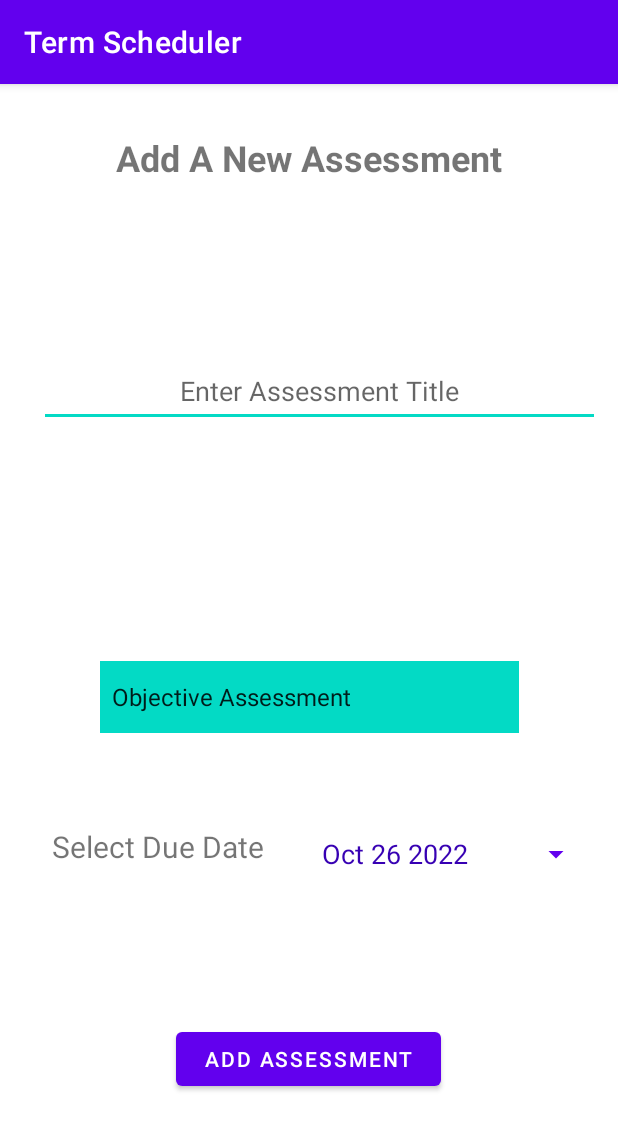
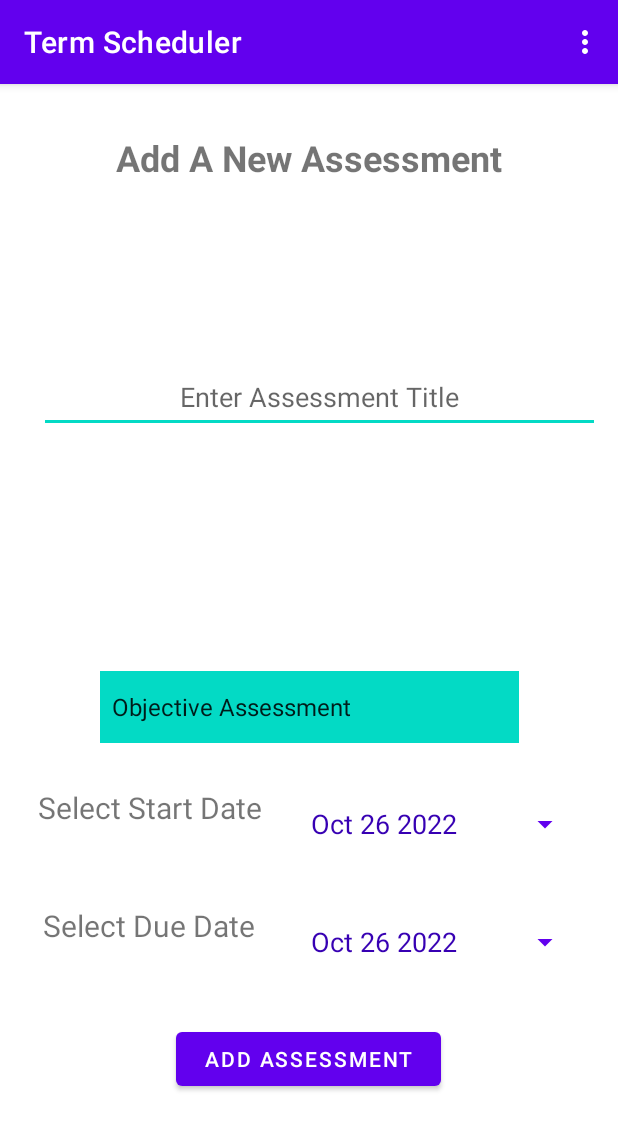
Before and after one commit to evilqueen599/C196MobileAppDevelopment, an Android app: the AddAssessment screen opened directly, with no data from a screen before it, on a phone screen of 412 x 824 dp. Shown: the top 1130 px of the screen. Run offline under Robolectric (Android 15) with nearby library versions, the phone set to English and light mode, and no system bars; our stand-ins replace Room's generated code.

```diff
--- a/app/src/main/java/com/example/c196aloufi/Adapters/AssessmentAdapter.java
+++ b/app/src/main/java/com/example/c196aloufi/Adapters/AssessmentAdapter.java
@@ -31,11 +31,13 @@ public class AssessmentAdapter extends RecyclerView.Adapter<AssessmentAdapter.As
         private final TextView assessmentTitleTxt;
         private final TextView assessmentTypeTxt;
         private final TextView dueDateTxt;
+        private final TextView startDateTxt;
 
         public AssessmentViewHolder(View courseView) {
             super(courseView);
             assessmentTitleTxt = courseView.findViewById(R.id.assessmentTitleTxt);
             assessmentTypeTxt = courseView.findViewById(R.id.assessmentTypeTxt);
+            startDateTxt = courseView.findViewById(R.id.startTxt);
             dueDateTxt = courseView.findViewById(R.id.dueDateTxt);
 
 
@@ -48,6 +50,7 @@ public class AssessmentAdapter extends RecyclerView.Adapter<AssessmentAdapter.As
                     intent.putExtra("assessmentId", current.getAssessmentId());
                     intent.putExtra("assessmentTitle", current.getAssessmentTitle());
                     intent.putExtra("assessmentType", current.getAssessmentType());
+                    intent.putExtra("startDate", current.getStartDate());
                     intent.putExtra("endDate", current.getEndDate());
                     intent.putExtra("courseId", current.getCourseId());
                     context.startActivity(intent);
@@ -80,6 +83,8 @@ public class AssessmentAdapter extends RecyclerView.Adapter<AssessmentAdapter.As
             holder.assessmentTitleTxt.setText(name);
             String type =current.getAssessmentType();
             holder.assessmentTypeTxt.setText(type);
+            String start = current.getStartDate();
+            holder.startDateTxt.setText(start);
             String dueDate = current.getEndDate();
             holder.dueDateTxt.setText((dueDate));
         } else {
--- a/app/src/main/java/com/example/c196aloufi/Database/AppDatabase.java
+++ b/app/src/main/java/com/example/c196aloufi/Database/AppDatabase.java
@@ -18,7 +18,7 @@ import com.example.c196aloufi.Model.Terms;
 
 import java.time.LocalDate;
 
-@Database(entities={Terms.class, Assessments.class, Courses.class}, version = 16, exportSchema = false)
+@Database(entities={Terms.class, Assessments.class, Courses.class}, version = 22, exportSchema = false)
 public abstract class AppDatabase extends RoomDatabase {
 
     public abstract TermDAO termDAO();
--- a/app/src/main/java/com/example/c196aloufi/UserInterface/AddAssessment.java
+++ b/app/src/main/java/com/example/c196aloufi/UserInterface/AddAssessment.java
@@ -1,59 +1,69 @@
 package com.example.c196aloufi.UserInterface;
 
+import android.app.AlarmManager;
 import android.app.AlertDialog;
 import android.app.DatePickerDialog;
-import android.app.Person;
+import android.app.PendingIntent;
+import android.content.Context;
 import android.content.Intent;
-import android.database.sqlite.SQLiteCursor;
+import android.os.Build;
 import android.os.Bundle;
+import android.view.Menu;
+import android.view.MenuItem;
 import android.view.View;
-import android.widget.AdapterView;
 import android.widget.ArrayAdapter;
 import android.widget.Button;
 import android.widget.EditText;
-import android.widget.RadioButton;
-import android.widget.RadioGroup;
 import android.widget.Spinner;
-import android.widget.SpinnerAdapter;
 import android.widget.Toast;
 
+import androidx.annotation.RequiresApi;
 import androidx.appcompat.app.AppCompatActivity;
 
-import com.example.c196aloufi.Adapters.AssessmentAdapter;
-import com.example.c196aloufi.Adapters.MainScreenAssessmentAdapter;
 import com.example.c196aloufi.Database.AppRepo;
 import com.example.c196aloufi.Model.Assessments;
 import com.example.c196aloufi.R;
+import com.example.c196aloufi.myBroadcastReceiver;
 
+import java.text.ParseException;
+import java.text.SimpleDateFormat;
 import java.util.Calendar;
-import java.util.ResourceBundle;
+import java.util.Date;
+import java.util.Locale;
 
 public class AddAssessment extends AppCompatActivity {
         private DatePickerDialog datePickerDialog;
+        private DatePickerDialog startPickerDialog;
         Integer assessmentId;
         Integer editCourseId;
         String assessmentName;
         String editAssessmentName;
         String editAssessmentType;
+        String editStartDate;
         String editEndDate;
+        String startDate;
         String endDate;
         String assessmentType;
         Spinner assessmentTypeSelect;
         EditText assessNameTxt;
         Button endAssessPickerBtn;
+        Button startAssessPickerBtn;
         Button addAssessmentBtn;
         AppRepo appRepo;
         Assessments assessments;
+
 
 
         @Override
         protected void onCreate(Bundle savedInstanceState) {
                 super.onCreate(savedInstanceState);
                 setContentView(R.layout.activity_add_assessment);
+                getSupportActionBar().setDisplayShowHomeEnabled(true);
                 appRepo = new AppRepo(getApplication());
                 assessmentId = getIntent().getIntExtra("assessmentId", -1);
                 editAssessmentName = getIntent().getStringExtra("assessmentTitle");
                 editAssessmentType = getIntent().getStringExtra("assessmentType");
+                editStartDate = getIntent().getStringExtra("startDate");
                 editEndDate = getIntent().getStringExtra("endDate");
                 editCourseId = getIntent().getIntExtra("courseId", -1);
                 if (assessmentId == -1) {
@@ -61,10 +71,13 @@ public class AddAssessment extends AppCompatActivity {
                 } else {
                         assessNameTxt = findViewById(R.id.assessNameTxt);
                         assessNameTxt.setText(editAssessmentName);
+                        startAssessPickerBtn = findViewById(R.id.startAssessPickerButton);
+                        startAssessPickerBtn.setText(editStartDate);
                         endAssessPickerBtn = findViewById(R.id.endAssessPickerButton);
                         endAssessPickerBtn.setText(editEndDate);
                         assessmentTypeSelect = findViewById(R.id.assessmentStatusBar);
                         initDatePicker();
+                        initStartPicker();
                         addNewAssessment();
                         ArrayAdapter<CharSequence> adapter = ArrayAdapter.createFromResource(this, R.array.assessmentSpinnerAdapter, android.R.layout.simple_spinner_item);
                         adapter.setDropDownViewResource(androidx.constraintlayout.widget.R.layout.support_simple_spinner_dropdown_item);
@@ -80,7 +93,10 @@ public class AddAssessment extends AppCompatActivity {
        private void setUpView() {
                 assessNameTxt =findViewById(R.id.assessNameTxt);
                 initDatePicker();
+                initStartPicker();
                 endAssessPickerBtn = findViewById(R.id.endAssessPickerButton);
+                startAssessPickerBtn = findViewById(R.id.startAssessPickerButton);
+                startAssessPickerBtn.setText(getTodaysDate());
                 endAssessPickerBtn.setText(getTodaysDate());
                 assessmentTypeSelect = findViewById(R.id.assessmentStatusBar);
                 assessmentType = String.valueOf(assessmentTypeSelect.getSelectedItem());
@@ -91,6 +107,7 @@ public class AddAssessment extends AppCompatActivity {
                 addAssessmentBtn = findViewById(R.id.addAssessmentBtn);
                 addAssessmentBtn.setOnClickListener(v -> {
                         assessmentName = assessNameTxt.getText().toString();
+                        startDate = startAssessPickerBtn.getText().toString();
                         endDate = endAssessPickerBtn.getText().toString();
                         assessmentType = assessmentTypeSelect.getSelectedItem().toString();
                         if (isNull()) {
@@ -98,13 +115,13 @@ public class AddAssessment extends AppCompatActivity {
                         }
                         if (assessmentId == -1) {
                                 int newAssessId = appRepo.getAllAssessments().get(appRepo.getAllAssessments().size() - 1).getAssessmentId() + 1;
-                                assessments = new Assessments(newAssessId, assessmentName, endDate, assessmentType, editCourseId);
+                                assessments = new Assessments(newAssessId, assessmentName, startDate, endDate, assessmentType, editCourseId);
                                 appRepo.insert(assessments);
                                 Toast.makeText(AddAssessment.this, "New Assessment Created.", Toast.LENGTH_SHORT).show();
                                 Intent intent = new Intent(AddAssessment.this, AssessmentsList.class);
                                 startActivity(intent);
                         } else {
-                                assessments = new Assessments(assessmentId, assessmentName, endDate, assessmentType, editCourseId);
+                                assessments = new Assessments(assessmentId, assessmentName, startDate, endDate, assessmentType, editCourseId);
                                 appRepo.update(assessments);
                                 Toast.makeText(AddAssessment.this, "Assessment has been updated.", Toast.LENGTH_SHORT).show();
                                 Intent intent = new Intent(AddAssessment.this, AssessmentsList.class);
@@ -118,14 +135,44 @@ public class AddAssessment extends AppCompatActivity {
                 if (assessNameTxt.getText().toString().isEmpty()) {
                         Toast.makeText(this, "The new assessment must have a name.", Toast.LENGTH_SHORT).show();
                         return true;
-                } else if (endDate == null) {
+                } else if (startDate == null) {
+                        Toast.makeText(this, "The new assessment must have a start date.", Toast.LENGTH_SHORT).show();
+                        return true;
+                }else if (endDate == null) {
                         Toast.makeText(this, "The new assessment must have a completion date.", Toast.LENGTH_SHORT).show();
                         return true;
-                } else if (assessmentType == null) {
+                }else if (assessmentType == null) {
                         Toast.makeText(this, "The new assessment must have a type.", Toast.LENGTH_SHORT).show();
                         return true;
                 } else return false;
         }
+
+        public boolean onCreateOptionsMenu(Menu menu) {
+                getMenuInflater().inflate(R.menu.assess_menu, menu);
+                return true;
+        }
+
+        public boolean onOptionsItemSelected(MenuItem menuItem) {
+                switch (menuItem.getItemId()) {
+                        case android.R.id.home:
+                                this.finish();
+                                return true;
+
+                        case R.id.homeScreen:
+                                Intent intent = new Intent(AddAssessment.this, mainScreen.class);
+                                startActivity(intent);
+                                return true;
+
+                        case R.id.assess_start_date_notification:
+
+
+                        case R.id.assess_due_date_notification:
+                                return true;
+
+                }
+                return super.onOptionsItemSelected(menuItem);
+        }
+
 
 
         private String getTodaysDate() {
@@ -149,6 +196,18 @@ public class AddAssessment extends AppCompatActivity {
                 int day = calendar.get(Calendar.DAY_OF_MONTH);
                 int style = AlertDialog.THEME_HOLO_DARK;
                 datePickerDialog = new DatePickerDialog(this, style, dateSetListener, year, month, day);
+        }
+        private void initStartPicker() {
+                DatePickerDialog.OnDateSetListener dateSetListener = (view, year, month, dayOfMonth) -> {
+                        String startDate = makeDateString(dayOfMonth, month, year);
+                        startAssessPickerBtn.setText(startDate);
+                };
+                Calendar calendar = Calendar.getInstance();
+                int year = calendar.get(Calendar.YEAR);
+                int month = calendar.get(Calendar.MONTH);
+                int day = calendar.get(Calendar.DAY_OF_MONTH);
+                int style = AlertDialog.THEME_HOLO_DARK;
+                startPickerDialog = new DatePickerDialog(this, style, dateSetListener, year, month, day);
         }
 
         private String makeDateString(int dayOfMonth, int month, int year) {
@@ -187,4 +246,7 @@ public class AddAssessment extends AppCompatActivity {
         public void openDueDate(View view) {
                 datePickerDialog.show();
         }
+        public void openStartDate(View view) {
+                startPickerDialog.show();
+        }
 }
--- /dev/null
+++ b/app/src/main/res/drawable/ic_baseline_crisis_alert_24.xml
@@ -0,0 +1,5 @@
+<vector android:height="24dp" android:tint="#370544"
+    android:viewportHeight="24" android:viewportWidth="24"
+    android:width="24dp" xmlns:android="http://schemas.android.com/apk/res/android">
+    <path android:fillColor="@android:color/white" android:pathData="M14.5,2.5c0,1.5 -1.5,6 -1.5,6h-2c0,0 -1.5,-4.5 -1.5,-6C9.5,1.12 10.62,0 12,0S14.5,1.12 14.5,2.5zM12,10c-1.1,0 -2,0.9 -2,2s0.9,2 2,2s2,-0.9 2,-2S13.1,10 12,10zM16.08,5.11c0.18,-0.75 0.33,-1.47 0.39,-2.06C19.75,4.69 22,8.08 22,12c0,5.52 -4.48,10 -10,10S2,17.52 2,12c0,-3.92 2.25,-7.31 5.53,-8.95C7.6,3.64 7.74,4.37 7.92,5.11C5.58,6.51 4,9.07 4,12c0,4.42 3.58,8 8,8s8,-3.58 8,-8C20,9.07 18.42,6.51 16.08,5.11zM18,12c0,3.31 -2.69,6 -6,6s-6,-2.69 -6,-6c0,-2 0.98,-3.77 2.48,-4.86c0.23,0.81 0.65,2.07 0.65,2.07C8.43,9.93 8,10.92 8,12c0,2.21 1.79,4 4,4s4,-1.79 4,-4c0,-1.08 -0.43,-2.07 -1.13,-2.79c0,0 0.41,-1.22 0.65,-2.07C17.02,8.23 18,10 18,12z"/>
+</vector>
--- a/app/src/main/res/layout/activity_add_assessment.xml
+++ b/app/src/main/res/layout/activity_add_assessment.xml
@@ -50,37 +50,57 @@
         style="?android:spinnerStyle"
         android:layout_width="196dp"
         android:layout_height="49dp"
-        android:layout_marginStart="9dp"
-        android:layout_marginTop="73dp"
-        android:layout_marginEnd="9dp"
-        android:layout_marginBottom="90dp"
         android:onClick="openDueDate"
         android:text="Jan 01 2022"
         android:textColor="@color/purple_700"
         android:textSize="18sp"
-        app:layout_constraintBottom_toTopOf="@+id/guidelineBottom"
+        app:layout_constraintBottom_toTopOf="@+id/addAssessmentBtn"
         app:layout_constraintEnd_toEndOf="@id/guidelineRight"
-        app:layout_constraintHorizontal_bias="1.0"
-        app:layout_constraintStart_toEndOf="@+id/guidelineLeft"
-        app:layout_constraintTop_toBottomOf="@+id/guidelineTop"
+        app:layout_constraintStart_toEndOf="@+id/dueDate"
+        app:layout_constraintTop_toBottomOf="@+id/startAssessPickerButton"
+        app:layout_constraintVertical_bias="0.763" />
+
+    <Button
+        android:id="@+id/startAssessPickerButton"
+        style="?android:spinnerStyle"
+        android:layout_width="196dp"
+        android:layout_height="49dp"
+        android:onClick="openStartDate"
+        android:text="Jan 01 2022"
+        android:textColor="@color/purple_700"
+        android:textSize="18sp"
+        app:layout_constraintBottom_toTopOf="@+id/endAssessPickerButton"
+        app:layout_constraintEnd_toEndOf="@id/guidelineRight"
+        app:layout_constraintStart_toEndOf="@+id/startTxt"
+        app:layout_constraintTop_toBottomOf="@+id/assessmentStatusBar"
         app:layout_constraintVertical_bias="0.763" />
 
     <TextView
         android:id="@+id/dueDate"
         android:layout_width="150dp"
         android:layout_height="50dp"
-        android:layout_marginStart="16dp"
-        android:layout_marginTop="82dp"
-        android:layout_marginEnd="1dp"
-        android:layout_marginBottom="112dp"
         android:text="Select Due Date"
         android:textAlignment="center"
         android:textSize="20sp"
-        app:layout_constraintBottom_toTopOf="@+id/guidelineBottom"
-        app:layout_constraintEnd_toStartOf="@+id/guidelineRight"
+        app:layout_constraintBottom_toTopOf="@+id/addAssessmentBtn"
+        app:layout_constraintEnd_toStartOf="@+id/endAssessPickerButton"
         app:layout_constraintHorizontal_bias="0.03"
         app:layout_constraintStart_toStartOf="@id/guidelineLeft"
-        app:layout_constraintTop_toBottomOf="@+id/guidelineTop"
+        app:layout_constraintTop_toBottomOf="@+id/startTxt"
+        app:layout_constraintVertical_bias="0.806" />
+
+    <TextView
+        android:id="@+id/startTxt"
+        android:layout_width="150dp"
+        android:layout_height="50dp"
+        android:text="Select Start Date"
+        android:textAlignment="center"
+        android:textSize="20sp"
+        app:layout_constraintBottom_toTopOf="@+id/dueDate"
+        app:layout_constraintEnd_toStartOf="@+id/startAssessPickerButton"
+        app:layout_constraintHorizontal_bias="0.03"
+        app:layout_constraintStart_toStartOf="@id/guidelineLeft"
+        app:layout_constraintTop_toBottomOf="@+id/assessmentStatusBar"
         app:layout_constraintVertical_bias="0.806" />
 
     <Button
--- /dev/null
+++ b/app/src/main/res/menu/assess_menu.xml
@@ -0,0 +1,16 @@
+<?xml version="1.0" encoding="utf-8"?>
+<menu xmlns:android="http://schemas.android.com/apk/res/android">
+    <item
+        android:id="@+id/homeScreen"
+        android:title="Go Back to Main Screen"
+        android:orderInCategory="100"/>
+<item
+    android:id="@+id/assess_due_date_notification"
+    android:title="Set Due Date Reminder"
+    android:orderInCategory="100"/>
+
+    <item
+        android:id="@+id/assess_start_date_notification"
+        android:title="Set Start Date Notification"
+        android:orderInCategory="100"/>
+</menu>
--- a/app/src/main/res/values/strings.xml
+++ b/app/src/main/res/values/strings.xml
@@ -2,5 +2,7 @@
     <string name="app_name">C196Aloufi</string>
     <string name="enter">Enter</string>
     <string name="gradcap">Book</string>
+    <string name="channel_name">thisChannel</string>
+    <string name="channel_description">thisDescription</string>
     <string name="term_scheduling_application">Term Scheduling Application</string>
 </resources>
```
Also changed, not shown: app/src/main/java/com/example/c196aloufi/Database/TypeConverter.java (added, +65 -0 lines), app/src/main/java/com/example/c196aloufi/Model/Assessments.java (+12 -5 lines), app/src/main/java/com/example/c196aloufi/UserInterface/MainActivity.java (+5 -2 lines), app/src/main/java/com/example/c196aloufi/UserInterface/TimePickerFragment.java (deleted, +0 -7 lines), app/src/main/java/com/example/c196aloufi/myBroadcastReceiver.java (added, +43 -0 lines), app/src/main/res/layout/assessment_item.xml (+9 -0 lines).
